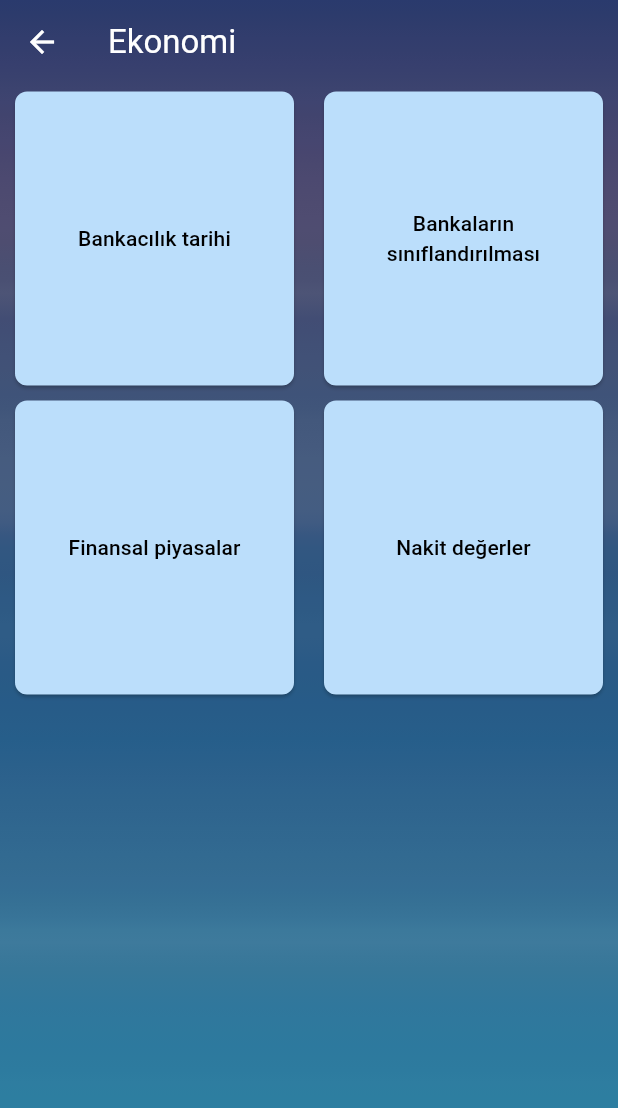
After one commit to turalbabayev/bilbakalim-app, a Flutter app: the screen it shows after launch, after a tap on "Ekonomi", on a phone screen of 412 x 824 dp. The commit adds this screen. Shown: the top 1108 px of the screen. Run offline on Flutter 3.47's test engine with Material 3 defaults, Android fonts, the light colour scheme and no system bars; our stand-ins replace confetti.

Commit message:
stilde degismeler

```diff
--- a/lib/components/flying_baloon.dart
+++ b/lib/components/flying_baloon.dart
@@ -1,9 +1,12 @@
+import 'package:bilbakalim/styles/text_styles.dart';
 import 'package:flutter/material.dart';
 
 class BouncingImage extends StatefulWidget {
-  final VoidCallback onTap; // Tıklama işlemi için callback
+  final VoidCallback onTap;
+  final String text;
 
-  const BouncingImage({Key? key, required this.onTap}) : super(key: key);
+  const BouncingImage({Key? key, required this.onTap, required this.text})
+      : super(key: key);
 
   @override
   _BouncingImageState createState() => _BouncingImageState();
@@ -60,9 +63,13 @@ class _BouncingImageState extends State<BouncingImage>
             width: 150,
             height: 150,
           ),
-          Text(
-            "GENEL\nBANKACILIK",
-            style: TextStyle(color: Colors.white),
+          SizedBox(
+            width: 120,
+            child: Text(
+              widget.text,
+              textAlign: TextAlign.center,
+              style: textOnBaloonStyle,
+            ),
           )
         ]),
       ),
--- a/lib/main.dart
+++ b/lib/main.dart
@@ -10,7 +10,7 @@ class BilBakalim extends StatelessWidget {
 
   @override
   Widget build(BuildContext context) {
-    return const MaterialApp(
+    return MaterialApp(
       home: Homepage(),
     );
   }
--- /dev/null
+++ b/lib/pages/bolumler/bolum.dart
@@ -0,0 +1,63 @@
+import 'package:bilbakalim/pages/test_screen/question_screen.dart';
+import 'package:bilbakalim/styles/background_decorations.dart';
+import 'package:bilbakalim/styles/button_styles.dart';
+import 'package:flutter/material.dart';
+
+class Bolum extends StatelessWidget {
+  String appBarTitle;
+  Bolum({super.key, required this.appBarTitle});
+
+  final List<String> _bolumler = [
+    "Bankacılık tarihi",
+    "Bankaların sınıflandırılması",
+    "Finansal piyasalar",
+    "Nakit değerler ",
+  ];
+
+  @override
+  Widget build(BuildContext context) {
+    return Scaffold(
+      extendBodyBehindAppBar: true,
+      appBar: AppBar(
+        backgroundColor: Colors.transparent,
+        foregroundColor: Colors.white,
+        title: Text(appBarTitle),
+        elevation: 0,
+      ),
+      body: Container(
+        decoration: pagesDecoration,
+        child: Center(
+          child: GridView.builder(
+            gridDelegate: const SliverGridDelegateWithFixedCrossAxisCount(
+                crossAxisCount: 2),
+            itemCount: _bolumler.length,
+            itemBuilder: (context, index) {
+              return Padding(
+                padding:
+                    const EdgeInsets.symmetric(horizontal: 10, vertical: 5),
+                child: SizedBox(
+                  width: 100,
+                  height: 100,
+                  child: ElevatedButton(
+                    style: bolumler_buttonStyles,
+                    onPressed: () {
+                      Navigator.push(context, MaterialPageRoute(
+                        builder: (context) {
+                          return QuestionScreen();
+                        },
+                      ));
+                    },
+                    child: Text(
+                      _bolumler[index],
+                      textAlign: TextAlign.center,
+                    ),
+                  ),
+                ),
+              );
+            },
+          ),
+        ),
+      ),
+    );
+  }
+}
--- a/lib/pages/homepage.dart
+++ b/lib/pages/homepage.dart
@@ -1,11 +1,11 @@
 // ignore_for_file: prefer_const_constructors, prefer_const_literals_to_create_immutables
 
 import 'package:bilbakalim/components/flying_baloon.dart';
-import 'package:bilbakalim/pages/bolumler/genel_bankacilik.dart';
+import 'package:bilbakalim/pages/bolumler/bolum.dart';
 import 'package:flutter/material.dart';
 
 class Homepage extends StatelessWidget {
-  const Homepage({super.key});
+  Homepage({super.key});
 
   void goPage(Widget page, BuildContext context) {
     Navigator.push(
@@ -14,6 +14,17 @@ class Homepage extends StatelessWidget {
     );
   }
 
+  final List<String> _bolumler = [
+    "Bankacılık",
+    "Ekonomi",
+    "Hukuk",
+    "Krediler",
+    "Muhasebe",
+    "Genel kültür",
+    "Önemli terimler",
+    "Diğer",
+  ];
+
   @override
   Widget build(BuildContext context) {
     return Scaffold(
@@ -21,20 +32,23 @@ class Homepage extends StatelessWidget {
         width: double.infinity,
         height: double.infinity,
         decoration: BoxDecoration(
-            image: DecorationImage(
-          image: AssetImage("assets/images/background.png"),
-          fit: BoxFit.fill,
-        )),
+          image: DecorationImage(
+            image: AssetImage("assets/images/background.png"),
+            fit: BoxFit.fill,
+          ),
+        ),
         child: GridView.builder(
-          itemCount: 7,
+          itemCount: _bolumler.length,
           gridDelegate: SliverGridDelegateWithFixedCrossAxisCount(
             crossAxisCount: 2,
             crossAxisSpacing: 20,
           ),
           itemBuilder: (context, index) {
+            String title = _bolumler[index];
             return BouncingImage(
+              text: title,
               onTap: () {
-                goPage(const GenelBankacilik(), context);
+                goPage(Bolum(appBarTitle: title), context);
               },
             );
           },
--- /dev/null
+++ b/lib/styles/background_decorations.dart
@@ -0,0 +1,108 @@
+import 'package:flutter/material.dart';
+
+BoxDecoration pagesDecoration = const BoxDecoration(
+  gradient: LinearGradient(
+    colors: [
+      Color(0xFF2A3A6D), // #2A3A6D
+      Color(0xFF2C3B6C), // #2C3B6C
+      Color(0xFF2F3C6C), // #2F3C6C
+      Color(0xFF323D6D), // #323D6D
+      Color(0xFF343E6D), // #343E6D
+      Color(0xFF373F6E), // #373F6E
+      Color(0xFF39416E), // #39416E
+      Color(0xFF3C436F), // #3C436F
+      Color(0xFF3F4470), // #3F4470
+      Color(0xFF41446E), // #41446E
+      Color(0xFF44456F), // #44456F
+      Color(0xFF464670), // #464670
+      Color(0xFF48466F), // #48466F
+      Color(0xFF4A486F), // #4A486F
+      Color(0xFF4C4970), // #4C4970
+      Color(0xFF4D4A70), // #4D4A70
+      Color(0xFF4E4B70), // #4E4B70
+      Color(0xFF4F4C71), // #4F4C71
+      Color(0xFF4F4D71), // #4F4D71
+      Color(0xFF4E4D70), // #4E4D70
+      Color(0xFF4C4E71), // #4C4E71
+      Color(0xFF4A4F72), // #4A4F72
+      Color(0xFF4A5073), // #4A5073
+      Color(0xFF4D5476), // #4D5476
+      Color(0xFF485175), // #485175
+      Color(0xFF424D74), // #424D74
+      Color(0xFF414E75), // #414E75
+      Color(0xFF415076), // #415076
+      Color(0xFF415177), // #415177
+      Color(0xFF415277), // #415277
+      Color(0xFF405378), // #405378
+      Color(0xFF3F5379), // #3F5379
+      Color(0xFF40557A), // #40557A
+      Color(0xFF43587C), // #43587C
+      Color(0xFF44597D), // #44597D
+      Color(0xFF455A7E), // #455A7E
+      Color(0xFF465C7F), // #465C7F
+      Color(0xFF465C80), // #465C80
+      Color(0xFF465D80), // #465D80
+      Color(0xFF455D81), // #455D81
+      Color(0xFF445D82), // #445D82
+      Color(0xFF405B82), // #405B82
+      Color(0xFF375781), // #375781
+      Color(0xFF325781), // #325781
+      Color(0xFF305781), // #305781
+      Color(0xFF2F5681), // #2F5681
+      Color(0xFF2E5882), // #2E5882
+      Color(0xFF2E5984), // #2E5984
+      Color(0xFF2E5A84), // #2E5A84
+      Color(0xFF2F5C86), // #2F5C86
+      Color(0xFF2F5C86), // #2F5C86
+      Color(0xFF2D5B86), // #2D5B86
+      Color(0xFF2A5A86), // #2A5A86
+      Color(0xFF295A86), // #295A86
+      Color(0xFF285B86), // #285B86
+      Color(0xFF275B88), // #275B88
+      Color(0xFF275C88), // #275C88
+      Color(0xFF275D89), // #275D89
+      Color(0xFF265E8A), // #265E8A
+      Color(0xFF285F8B), // #285F8B
+      Color(0xFF2A608B), // #2A608B
+      Color(0xFF2C618C), // #2C618C
+      Color(0xFF2D638D), // #2D638D
+      Color(0xFF2E648D), // #2E648D
+      Color(0xFF2F658E), // #2F658E
+      Color(0xFF30678F), // #30678F
+      Color(0xFF316890), // #316890
+      Color(0xFF326A91), // #326A91
+      Color(0xFF336B91), // #336B91
+      Color(0xFF346C93), // #346C93
+      Color(0xFF346E94), // #346E94
+      Color(0xFF367195), // #367195
+      Color(0xFF387498), // #387498
+      Color(0xFF3C799B), // #3C799B
+      Color(0xFF3E7A9C), // #3E7A9C
+      Color(0xFF3A789A), // #3A789A
+      Color(0xFF377799), // #377799
+      Color(0xFF34779A), // #34779A
+      Color(0xFF32779B), // #32779B
+      Color(0xFF30779C), // #30779C
+      Color(0xFF2F789D), // #2F789D
+      Color(0xFF2E799D), // #2E799D
+      Color(0xFF2D799E), // #2D799E
+      Color(0xFF2D7A9E), // #2D7A9E
+      Color(0xFF2D7B9F), // #2D7B9F
+      Color(0xFF2E7DA0), // #2E7DA0
+      Color(0xFF2D7EA0), // #2D7EA0
+      Color(0xFF2D7EA1), // #2D7EA1
+      Color(0xFF2C7FA1), // #2C7FA1
+      Color(0xFF2C80A2), // #2C80A2
+      Color(0xFF2C82A3), // #2C82A3
+      Color(0xFF2B82A3), // #2B82A3
+      Color(0xFF2A83A4), // #2A83A4
+      Color(0xFF2A84A5), // #2A84A5
+      Color(0xFF2B86A6), // #2B86A6
+      Color(0xFF2A86A6), // #2A86A6
+      Color(0xFF2986A6), // #2986A6
+      Color(0xFF2987A7), // #2987A7
+    ],
+    begin: Alignment.topCenter,
+    end: Alignment.bottomCenter,
+  ),
+);
--- /dev/null
+++ b/lib/styles/button_styles.dart
@@ -0,0 +1,10 @@
+import 'package:flutter/material.dart';
+
+ButtonStyle bolumler_buttonStyles = ElevatedButton.styleFrom(
+  padding: const EdgeInsets.symmetric(horizontal: 24, vertical: 12),
+  backgroundColor: Colors.blue.shade100,
+  foregroundColor: Colors.black,
+  shape: RoundedRectangleBorder(
+    borderRadius: BorderRadius.circular(8),
+  ),
+);
--- a/pubspec.yaml
+++ b/pubspec.yaml
@@ -34,6 +34,7 @@ dependencies:
     # The following adds the Cupertino Icons font to your application.
     # Use with the CupertinoIcons class for iOS style icons.
     cupertino_icons: ^1.0.8
+    confetti: ^0.8.0
 
 dev_dependencies:
     flutter_test:
@@ -59,6 +60,7 @@ flutter:
     # To add assets to your application, add an assets section, like this:
     assets:
         - assets/images/
+        - assets/sorular/
 
     # An image asset can refer to one or more resolution-specific "variants", see
     # https://flutter.dev/to/resolution-aware-images
```
Also changed, not shown: analysis_options.yaml (+16 -14 lines), assets/sorular/ornek_sorular.json (added, +48 -0 lines), lib/pages/bolumler/genel_bankacilik.dart (deleted, +0 -10 lines), lib/pages/test_screen/question_screen.dart (added, +163 -0 lines), lib/pages/test_screen/result.dart (added, +34 -0 lines), lib/styles/text_styles.dart (added, +16 -0 lines), assets/images/background.png, assets/images/baloon.png, pubspec.lock.
